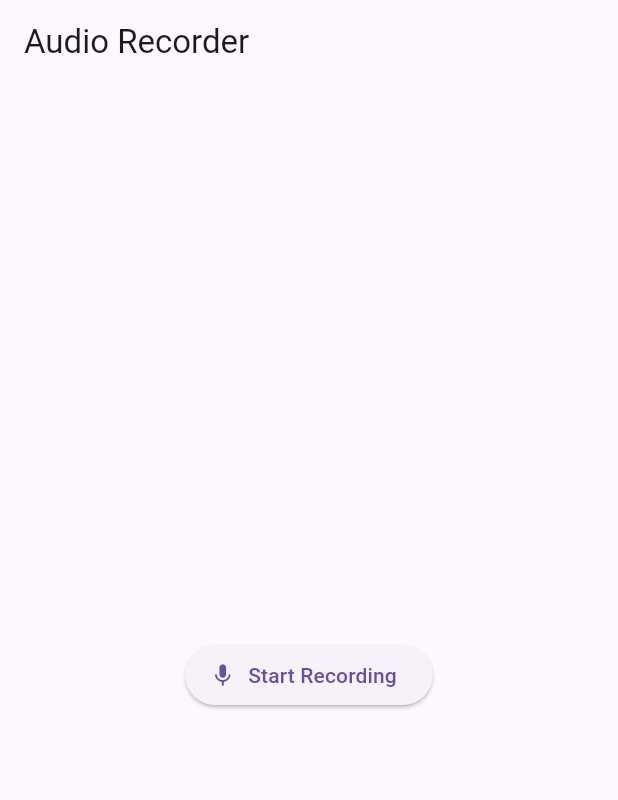
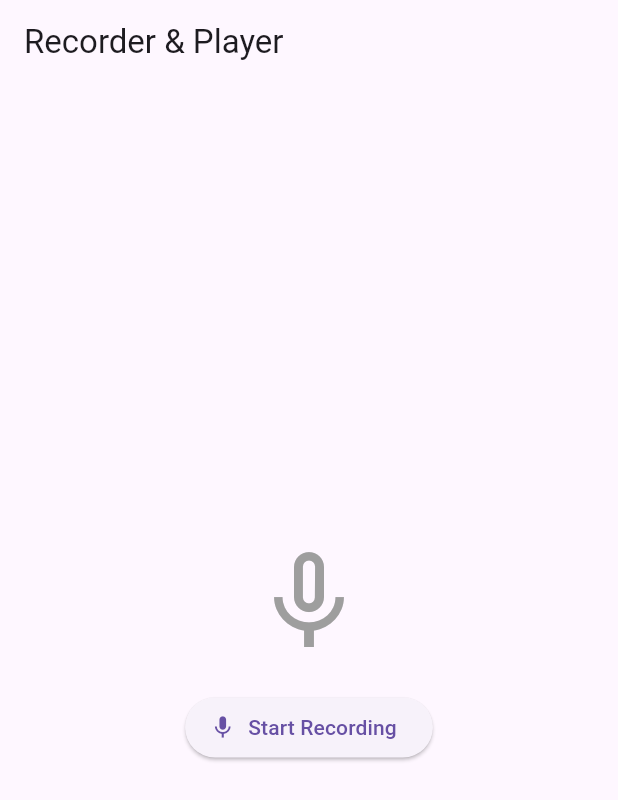
Before and after one commit to nehalsayyed/videoApp, a Flutter app: the screen it shows after launch, after a tap on "Start Recording", on a phone screen of 412 x 824 dp. Shown: the top 800 px of the screen. Run offline on Flutter 3.47's test engine with Material 3 defaults, Android fonts, the phone set to English and light mode, and no system bars; our stand-ins replace audioplayers; missing offline and left inert: record.

Commit message:
Update main.dart

```diff
--- a/lib/main.dart
+++ b/lib/main.dart
@@ -1,7 +1,7 @@
-import 'dart:io';
 import 'package:flutter/material.dart';
 import 'package:path_provider/path_provider.dart';
 import 'package:record/record.dart';
+import 'package:audioplayers/audioplayers.dart'; // Added
 import 'package:path/path.dart' as p;
 
 void main() => runApp(const MaterialApp(home: RecorderExample()));
@@ -14,34 +14,45 @@ class RecorderExample extends StatefulWidget {
 }
 
 class _RecorderExampleState extends State<RecorderExample> {
+  // Controllers
   late AudioRecorder audioRecorder;
+  late AudioPlayer audioPlayer;
+
+  // State variables
   bool isRecording = false;
   String? lastPath;
+  bool isPlaying = false;
 
   @override
   void initState() {
     super.initState();
     audioRecorder = AudioRecorder();
+    audioPlayer = AudioPlayer();
+
+    // Listen to player state to update UI when audio finishes
+    audioPlayer.onPlayerStateChanged.listen((state) {
+      setState(() {
+        isPlaying = state == PlayerState.playing;
+      });
+    });
   }
 
   @override
   void dispose() {
     audioRecorder.dispose();
+    audioPlayer.dispose();
     super.dispose();
   }
+
+  // --- RECORDING LOGIC ---
 
   Future<void> startRecording() async {
     try {
       if (await audioRecorder.hasPermission()) {
-        // 1. Get a valid directory to save the file
         final directory = await getApplicationDocumentsDirectory();
         final String filePath = p.join(directory.path, 'recording_${DateTime.now().millisecondsSinceEpoch}.m4a');
 
-        // 2. Define the configuration
-        const config = RecordConfig();
-
-        // 3. Start recording
-        await audioRecorder.start(config, path: filePath);
+        await audioRecorder.start(const RecordConfig(), path: filePath);
 
         setState(() {
           isRecording = true;
@@ -56,37 +67,74 @@ class _RecorderExampleState extends State<RecorderExample> {
   Future<void> stopRecording() async {
     try {
       final path = await audioRecorder.stop();
-
       setState(() {
         isRecording = false;
         lastPath = path;
       });
-      debugPrint("Saved to: $path");
     } catch (e) {
       debugPrint("Error stopping record: $e");
     }
   }
 
+  // --- PLAYBACK LOGIC ---
+
+  Future<void> playRecording() async {
+    try {
+      if (lastPath != null) {
+        // Source.deviceFilePath is used for local storage files
+        await audioPlayer.play(DeviceFileSource(lastPath!));
+      }
+    } catch (e) {
+      debugPrint("Error playing audio: $e");
+    }
+  }
+
+  Future<void> stopPlayback() async {
+    await audioPlayer.stop();
+  }
+
   @override
   Widget build(BuildContext context) {
     return Scaffold(
-      appBar: AppBar(title: const Text("Audio Recorder")),
+      appBar: AppBar(title: const Text("Recorder & Player")),
       body: Center(
         child: Column(
           mainAxisAlignment: MainAxisAlignment.center,
           children: [
-            if (isRecording)
-              const Text("Recording in progress...", style: TextStyle(color: Colors.red, fontSize: 18)),
+            // Status Indicator
+            Icon(
+              isRecording ? Icons.mic : (isPlaying ? Icons.play_circle : Icons.mic_none),
+              size: 80,
+              color: isRecording ? Colors.red : (isPlaying ? Colors.green : Colors.grey),
+            ),
             const SizedBox(height: 20),
+
+            // Record Button
             ElevatedButton.icon(
               onPressed: isRecording ? stopRecording : startRecording,
               icon: Icon(isRecording ? Icons.stop : Icons.mic),
               label: Text(isRecording ? "Stop Recording" : "Start Recording"),
+              style: ElevatedButton.styleFrom(backgroundColor: isRecording ? Colors.red.shade100 : null),
             ),
+
+            const SizedBox(height: 10),
+
+            // Play Button (only shows if we have a file)
+            if (lastPath != null && !isRecording)
+              ElevatedButton.icon(
+                onPressed: isPlaying ? stopPlayback : playRecording,
+                icon: Icon(isPlaying ? Icons.stop : Icons.play_arrow),
+                label: Text(isPlaying ? "Stop Playback" : "Play Last Recording"),
+                style: ElevatedButton.styleFrom(backgroundColor: Colors.green.shade100),
+              ),
+
             if (lastPath != null)
               Padding(
-                padding: const EdgeInsets.all(16.0),
-                child: Text("Last file saved at:\n$lastPath", textAlign: TextAlign.center),
+                padding: const EdgeInsets.all(20.0),
+                child: Text(
+                  "File: ${p.basename(lastPath!)}",
+                  style: const TextStyle(fontSize: 12, color: Colors.grey),
+                ),
               ),
           ],
         ),
```
